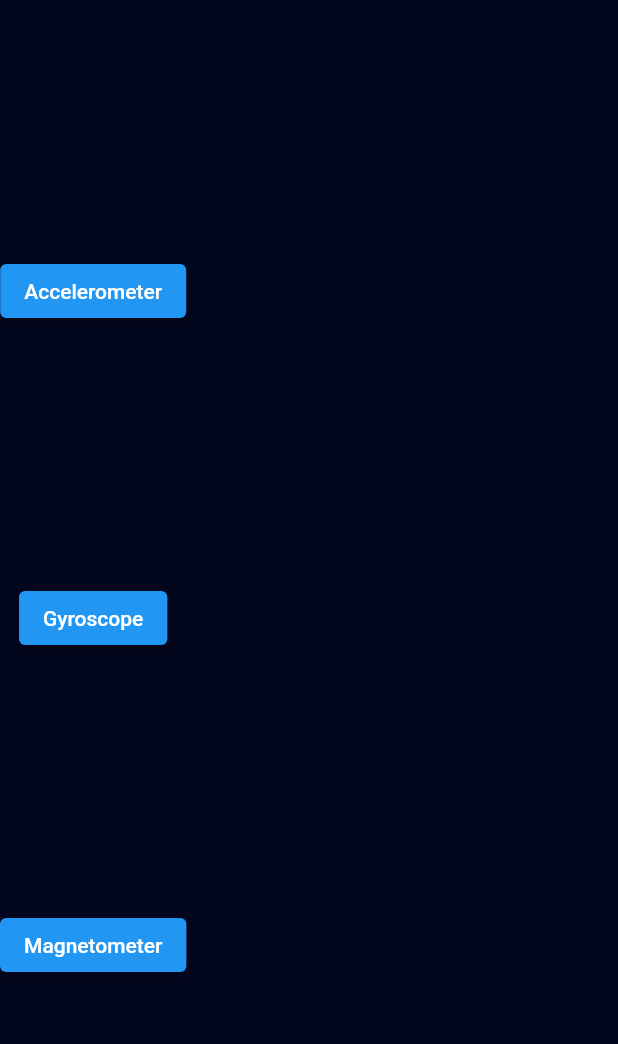
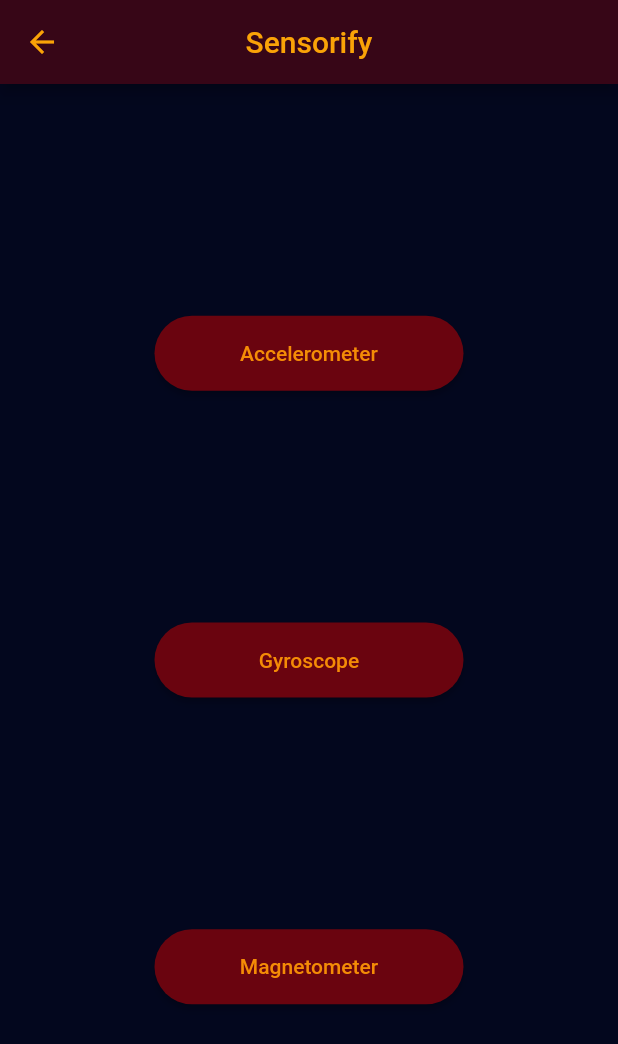
Before and after one commit to MURABIT-PASHA/Sensorify, a Flutter app: the LiveDataSettingsPage screen opened directly, on a phone screen of 412 x 824 dp. Shown: the top 1044 px of the screen. Run offline on Flutter 3.47's test engine with Material 2 defaults, Android fonts, the phone set to English and light mode, and no system bars; our stand-ins replace dotted_border, flutter_native_splash, flutter_svg, get, permission_handler, rxdart and 2 more; missing offline and left inert: external_path, flutter_reactive_ble, real_time_chart; accounts and stored records are empty; project files that could hold a hidden picture were left out.

Commit message:
Some arrangement handled. I know, sounds like mob

```diff
--- a/lib/pages/device_page.dart
+++ b/lib/pages/device_page.dart
@@ -73,6 +73,12 @@ class _DevicePageState extends State<DevicePage> {
         }
       } else if (model.orderType == MessageOrderType.stop) {
         fileManager.saveFileToDownloadsDirectory();
+      } else if(model.orderType == MessageOrderType.watch){
+        //TODO: Sadece izleme isteği gelmiştir ayarları alıp. İlgili
+        //sensorler başlatılacak. Daha sonra bir response yazılacak
+        //responsun adı belli değil daha. Hatta tüm bu yapıyı switch
+        //case olarak tanımlamalıyız. Bu messageOrderType ise önce response
+        //mu yoksa request mi olduğuna göre ayıklanmalı.
       }
     });
     super.initState();
--- a/lib/pages/live_data_settings_page.dart
+++ b/lib/pages/live_data_settings_page.dart
@@ -1,5 +1,6 @@
 import 'package:flutter/material.dart';
 import 'package:get/get.dart';
+import 'package:sensorify/constants.dart';
 import 'package:sensorify/pages/live_data_page.dart';
 import 'package:sensorify/types.dart';
 
@@ -13,19 +14,61 @@ class LiveDataSettingsPage extends StatefulWidget {
 class _LiveDataSettingsPageState extends State<LiveDataSettingsPage> {
   @override
   Widget build(BuildContext context) {
-    return Column(
-      mainAxisAlignment: MainAxisAlignment.spaceEvenly,
-      children: [
-        ElevatedButton(onPressed: (){
-          Get.to(()=>LiveDataPage(type: SensorType.accelerometer));
-        }, child: Text("Accelerometer"),),
-        ElevatedButton(onPressed: (){
-          Get.to(()=>LiveDataPage(type: SensorType.gyroscope));
-        }, child: Text("Gyroscope"),),
-        ElevatedButton(onPressed: (){
-          Get.to(()=>LiveDataPage(type: SensorType.magnetometer));
-        }, child: Text("Magnetometer"),),
-      ],
+    double buttonWidth = MediaQuery.of(context).size.width / 2;
+    return Scaffold(
+      appBar: AppBar(
+        centerTitle: true,
+        title: const Text("Sensorify"),
+      ),
+      body: Center(
+        child: Column(
+          mainAxisAlignment: MainAxisAlignment.spaceEvenly,
+          children: [
+            ElevatedButton(
+              style: getStyle(buttonWidth),
+              onPressed: () {
+                Get.to(
+                    () => const LiveDataPage(type: SensorType.accelerometer));
+              },
+              child: const Text(
+                "Accelerometer",
+                style: TextStyle(color: buttonTextColor),
+              ),
+            ),
+            ElevatedButton(
+              style: getStyle(buttonWidth),
+              onPressed: () {
+                Get.to(() => const LiveDataPage(type: SensorType.gyroscope));
+              },
+              child: const Text(
+                "Gyroscope",
+                style: TextStyle(color: buttonTextColor),
+              ),
+            ),
+            ElevatedButton(
+              style: getStyle(buttonWidth),
+              onPressed: () {
+                Get.to(() => const LiveDataPage(type: SensorType.magnetometer));
+              },
+              child: const Text(
+                "Magnetometer",
+                style: TextStyle(color: buttonTextColor),
+              ),
+            ),
+          ],
+        ),
+      ),
+    );
+  }
+
+  ButtonStyle getStyle(double width) {
+    return ElevatedButton.styleFrom(
+      backgroundColor: buttonColor,
+      shape: RoundedRectangleBorder(
+        borderRadius: BorderRadius.circular(25),
+      ),
+      minimumSize: Size(width, 50),
+      maximumSize: Size(width, 50),
     );
   }
 }
--- a/lib/pages/recording_page.dart
+++ b/lib/pages/recording_page.dart
@@ -118,7 +118,8 @@ class _RecordingPageState extends State<RecordingPage> {
   @override
   Widget build(BuildContext context) {
     double width = MediaQuery.of(context).size.width;
-    return Container(
+    return Scaffold(
+      body: Container(
         color: primaryBackgroundColor,
         child: Center(
           child: InkWell(
@@ -134,8 +135,6 @@ class _RecordingPageState extends State<RecordingPage> {
                 shape: BoxShape.circle,
               ),
               child: Center(
-              child: SizedBox(
-                width: width/2,
                 child: Obx(
                   () => Text(
                     timerString,
--- a/lib/pages/training_page.dart
+++ b/lib/pages/training_page.dart
@@ -10,6 +10,6 @@ class TrainingPage extends StatefulWidget {
 class _TrainingPageState extends State<TrainingPage> {
   @override
   Widget build(BuildContext context) {
-    return const Placeholder();
+    return Scaffold();
   }
 }
--- a/lib/types.dart
+++ b/lib/types.dart
@@ -12,4 +12,5 @@ enum MessageOrderType{
   start, //Kayıt başlatan emirdir
   stop, //Varsa kayıt durduran emirdir
   record, //Kayıt gönderen emirdir
+  watch, //İzleme isteği gönderen emirdir
 }
```
Also changed, not shown: lib/backend/file_manager.dart (+17 -13 lines), lib/main.dart (+13 -12 lines), lib/pages/live_data_page.dart (+15 -21 lines), lib/pages/record_settings_page.dart (+14 -2 lines), 1 other file. Lines whose indentation alone changed are shown as unchanged.
